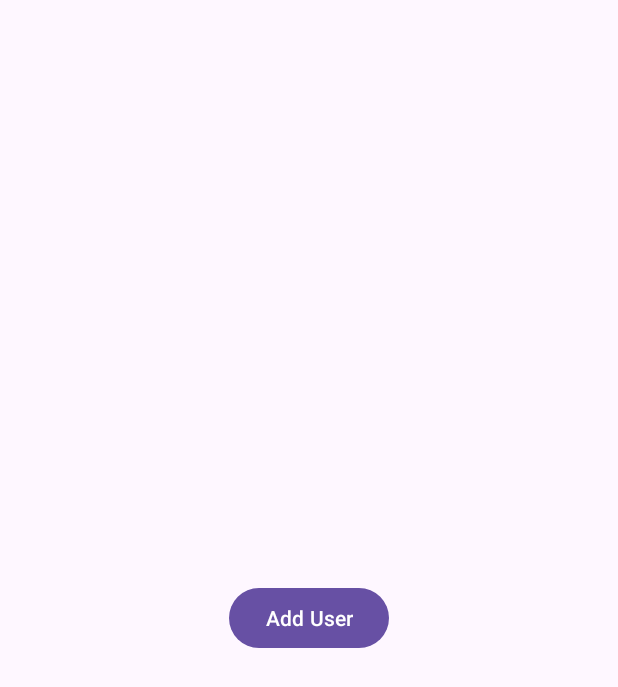
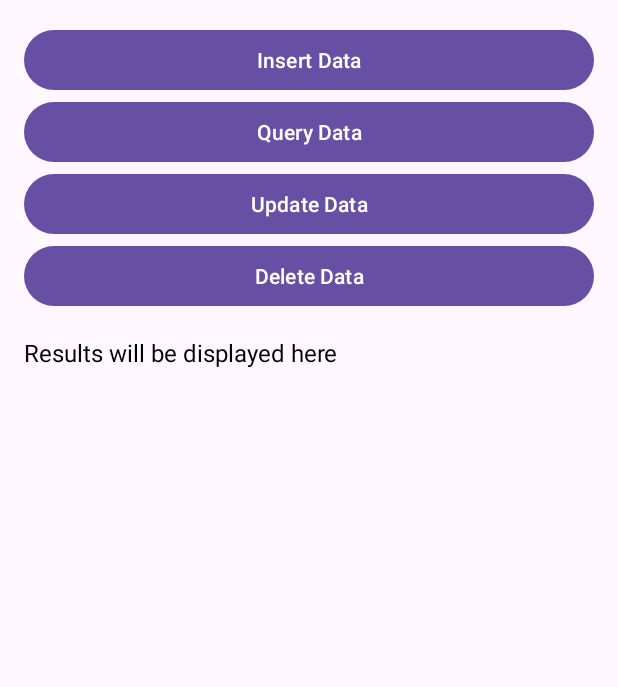
Before and after one commit to DKflash/LibraryCreation, an Android app: the screen it shows after launch (MainActivity), on a phone screen of 412 x 824 dp. Shown: the top 687 px of the screen. Run offline under Robolectric (Android 15) with nearby library versions, the phone set to English and light mode, and no system bars; our stand-ins replace Room's generated code.

```diff
--- a/RoomLibrary/src/main/java/dev/adamag/roomlibrary/BaseEntity.java
+++ /dev/null
@@ -1,5 +0,0 @@
-package dev.adamag.roomlibrary;
-
-public interface BaseEntity {
-    int getId();
-}
--- a/RoomLibrary/src/main/java/dev/adamag/roomlibrary/BaseDao.java
+++ b/RoomLibrary/src/main/java/dev/adamag/roomlibrary/DaoInterface.java
@@ -1,18 +1,16 @@
 package dev.adamag.roomlibrary;
 
-import androidx.room.Dao;
+import androidx.lifecycle.LiveData;
 import androidx.room.Delete;
 import androidx.room.Insert;
-import androidx.room.Query;
 import androidx.room.Update;
 
 import java.util.List;
 
+public interface DaoInterface<T> {
 
-@Dao
-public interface BaseDao<T extends BaseEntity> {
     @Insert
-    void insert(T entity);
+    long insert(T entity);
 
     @Update
     void update(T entity);
@@ -20,5 +18,5 @@ public interface BaseDao<T extends BaseEntity> {
     @Delete
     void delete(T entity);
 
-
+    LiveData<List<T>> getAll();
 }
--- /dev/null
+++ b/RoomLibrary/src/main/java/dev/adamag/roomlibrary/RoomHelper.java
@@ -0,0 +1,63 @@
+package dev.adamag.roomlibrary;
+
+import android.content.Context;
+
+import androidx.room.Room;
+import androidx.room.RoomDatabase;
+
+public class RoomHelper {
+
+    private static RoomHelper instance;
+    private RoomDatabase database;
+
+    private RoomHelper() {
+        // Private constructor to enforce Singleton pattern
+    }
+
+    public static synchronized RoomHelper getInstance() {
+        if (instance == null) {
+            instance = new RoomHelper();
+        }
+        return instance;
+    }
+
+    /**
+     * Initializes the Room database.
+     *
+     * @param context The application context.
+     * @param dbClass The RoomDatabase class.
+     * @param dbName  The name of the database.
+     * @param <T>     The type of the RoomDatabase.
+     */
+    public <T extends RoomDatabase> void initDatabase(Context context, Class<T> dbClass, String dbName) {
+        if (database == null) {
+            database = Room.databaseBuilder(context.getApplicationContext(), dbClass, dbName)
+                    .fallbackToDestructiveMigration() // Handle migrations (use with caution)
+                    .build();
+        }
+    }
+
+    /**
+     * Gets the initialized Room database.
+     *
+     * @param <T> The type of the RoomDatabase.
+     * @return The RoomDatabase instance.
+     */
+    @SuppressWarnings("unchecked")
+    public <T extends RoomDatabase> T getDatabase() {
+        if (database == null) {
+            throw new IllegalStateException("Database is not initialized. Call initDatabase() first.");
+        }
+        return (T) database;
+    }
+
+    /**
+     * Closes the database connection.
+     */
+    public void closeDatabase() {
+        if (database != null && database.isOpen()) {
+            database.close();
+            database = null;
+        }
+    }
+}
--- a/app/build.gradle
+++ b/app/build.gradle
@@ -39,6 +39,9 @@ dependencies {
     androidTestImplementation libs.espresso.core
 
     implementation project(":RoomLibrary")
+    implementation 'androidx.room:room-runtime:2.5.2' // Use the latest version available
+    annotationProcessor 'androidx.room:room-compiler:2.5.2' // For Java projects
+
 //    implementation "androidx.room:room-runtime:2.5.0"{
 //        exclude group: 'com.intellij', module: 'annotations'
 //    }
--- /dev/null
+++ b/app/src/main/java/dev/adamag/librarycreation/DemoDao.java
@@ -0,0 +1,17 @@
+package dev.adamag.librarycreation;
+
+
+import androidx.lifecycle.LiveData;
+import androidx.room.Dao;
+import androidx.room.Query;
+
+import dev.adamag.roomlibrary.DaoInterface;
+
+import java.util.List;
+
+@Dao
+public interface DemoDao extends DaoInterface<DemoEntity> {
+
+    @Query("SELECT * FROM demo_table")
+    LiveData<List<DemoEntity>> getAll();
+}
--- /dev/null
+++ b/app/src/main/java/dev/adamag/librarycreation/DemoDatabase.java
@@ -0,0 +1,10 @@
+package dev.adamag.librarycreation;
+
+import androidx.room.Database;
+import androidx.room.RoomDatabase;
+
+
+@Database(entities = {DemoEntity.class}, version = 1, exportSchema = false)
+public abstract class DemoDatabase extends RoomDatabase {
+    public abstract DemoDao demoDao();
+}
--- a/app/src/main/java/dev/adamag/librarycreation/MainActivity.java
+++ b/app/src/main/java/dev/adamag/librarycreation/MainActivity.java
@@ -2,41 +2,89 @@ package dev.adamag.librarycreation;
 
 import android.os.Bundle;
 import android.widget.Button;
-import android.widget.Toast;
+import android.widget.TextView;
 import androidx.appcompat.app.AppCompatActivity;
+import androidx.lifecycle.Observer;
+
+import dev.adamag.roomlibrary.EntityUtils;
+import dev.adamag.roomlibrary.QueryBuilder;
+import dev.adamag.roomlibrary.RoomHelper;
+
 import java.util.List;
-import java.util.concurrent.Executors;
-import dev.adamag.roomlibrary.GenericRepository;
-//import dev.adamag.roomlibrary.GenericRepository.Callback;
 
 public class MainActivity extends AppCompatActivity {
 
-    private GenericRepository<User> userRepository;
-    private UserDao userDao;
+    private DemoDao demoDao;
+    private TextView resultTextView;
+    private long lastInsertedId = -1; // Store the generated ID
+
 
     @Override
     protected void onCreate(Bundle savedInstanceState) {
         super.onCreate(savedInstanceState);
         setContentView(R.layout.activity_main);
 
-        // Initialize the UserDao and GenericRepository
-        userDao = new UserDaoImpl();
-        userRepository = new GenericRepository<>(userDao);
+        // Initialize the UI components
+        resultTextView = findViewById(R.id.resultTextView);
+        Button insertButton = findViewById(R.id.insertButton);
+        Button queryButton = findViewById(R.id.queryButton);
+        Button updateButton = findViewById(R.id.updateButton);
+        Button deleteButton = findViewById(R.id.deleteButton);
 
-        Button button = findViewById(R.id.button);
-        button.setOnClickListener(v -> {
-            User user = new User("Adam Agbaria", 22);
-            userRepository.insert(user, result -> {
-                runOnUiThread(() -> Toast.makeText(this, "User added", Toast.LENGTH_SHORT).show());
-                Executors.newSingleThreadExecutor().execute(() -> {
-                    List<User> users = userDao.getAll();
-                    runOnUiThread(() -> {
-                        for (User u : users) {
-                            System.out.println("User: " + u.getName() + ", Age: " + u.getAge());
-                        }
-                    });
-                });
+        // Initialize the Room database using the library's RoomHelper
+        RoomHelper roomHelper = RoomHelper.getInstance();
+        roomHelper.initDatabase(this, DemoDatabase.class, "demo_db");
+        DemoDatabase demoDatabase = (DemoDatabase) roomHelper.getDatabase(); // Cast to DemoDatabase
+        demoDao = demoDatabase.demoDao();
+
+        // Insert sample data and get the generated ID
+        insertButton.setOnClickListener(v -> {
+            DemoEntity demoEntity = new DemoEntity("Adam Agbaria", 22);
+            lastInsertedId = EntityUtils.insertAndReturnId(demoDao, demoEntity);
+            showResult("Inserted: Adam Agbaria, Age: 22, ID: " + lastInsertedId);
+        });
+
+        // Query data using QueryBuilder from the library
+        queryButton.setOnClickListener(v -> {
+            QueryBuilder queryBuilder = new QueryBuilder("demo_table");
+            queryBuilder.where("age > ?", 18).orderBy("age", true);
+
+            // Execute the query using the DAO method
+            demoDao.getAll().observe(this, demoEntities -> {
+                StringBuilder result = new StringBuilder("Query Result:\n");
+                for (DemoEntity entity : demoEntities) {
+                    result.append(entity.getName()).append(", Age: ").append(entity.getAge()).append(", ID: ").append(entity.getId()).append("\n");
+                }
+                showResult(result.toString());
             });
         });
+
+        // Update data using EntityUtils from the library with the last inserted ID
+        updateButton.setOnClickListener(v -> {
+            if (lastInsertedId != -1) {
+                DemoEntity updatedEntity = new DemoEntity("Adam Agbaria", 24);
+                updatedEntity.setId((int) lastInsertedId); // Use the stored ID
+                EntityUtils.updateAsync(demoDao, updatedEntity);
+                showResult("Updated: Adam Agbaria, Age: 24, ID: " + lastInsertedId);
+            } else {
+                showResult("No entity to update. Please insert an entity first.");
+            }
+        });
+
+        // Delete data using EntityUtils from the library with the last inserted ID
+        deleteButton.setOnClickListener(v -> {
+            if (lastInsertedId != -1) {
+                DemoEntity deleteEntity = new DemoEntity("Adam Agbaria", 24);
+                deleteEntity.setId((int) lastInsertedId); // Use the stored ID
+                EntityUtils.deleteAsync(demoDao, deleteEntity);
+                showResult("Deleted: Adam Agbaria, Age: 24, ID: " + lastInsertedId);
+            } else {
+                showResult("No entity to delete. Please insert an entity first.");
+            }
+        });
+    }
+
+    private void showResult(String result) {
+        resultTextView.setText(result);
     }
 }
--- a/app/src/main/java/dev/adamag/librarycreation/UserDao.java
+++ /dev/null
@@ -1,8 +0,0 @@
-package dev.adamag.librarycreation;
-
-import java.util.List;
-import dev.adamag.roomlibrary.BaseDao;
-
-public interface UserDao extends BaseDao<User> {
-    List<User> getAll();
-}
--- a/app/src/main/res/layout/activity_main.xml
+++ b/app/src/main/res/layout/activity_main.xml
@@ -1,14 +1,41 @@
 <?xml version="1.0" encoding="utf-8"?>
-<RelativeLayout xmlns:android="http://schemas.android.com/apk/res/android"
-    xmlns:tools="http://schemas.android.com/tools"
+<LinearLayout xmlns:android="http://schemas.android.com/apk/res/android"
     android:layout_width="match_parent"
     android:layout_height="match_parent"
-    tools:context=".MainActivity">
+    android:orientation="vertical"
+    android:padding="16dp">
 
     <Button
-        android:id="@+id/button"
-        android:layout_width="wrap_content"
+        android:id="@+id/insertButton"
+        android:layout_width="match_parent"
         android:layout_height="wrap_content"
-        android:text="Add User"
-        android:layout_centerInParent="true"/>
-</RelativeLayout>
+        android:text="Insert Data" />
+
+    <Button
+        android:id="@+id/queryButton"
+        android:layout_width="match_parent"
+        android:layout_height="wrap_content"
+        android:text="Query Data" />
+
+    <Button
+        android:id="@+id/updateButton"
+        android:layout_width="match_parent"
+        android:layout_height="wrap_content"
+        android:text="Update Data" />
+
+    <Button
+        android:id="@+id/deleteButton"
+        android:layout_width="match_parent"
+        android:layout_height="wrap_content"
+        android:text="Delete Data" />
+
+    <TextView
+        android:id="@+id/resultTextView"
+        android:layout_width="match_parent"
+        android:layout_height="wrap_content"
+        android:text="Results will be displayed here"
+        android:paddingTop="16dp"
+        android:textSize="16sp"
+        android:textColor="@android:color/black" />
+
+</LinearLayout>
```
Also changed, not shown: RoomLibrary/src/main/java/dev/adamag/roomlibrary/AppDatabase.java (deleted, +0 -24 lines), RoomLibrary/src/main/java/dev/adamag/roomlibrary/EntityUtils.java (added, +67 -0 lines), RoomLibrary/src/main/java/dev/adamag/roomlibrary/GenericRepository.java (deleted, +0 -45 lines), RoomLibrary/src/main/java/dev/adamag/roomlibrary/QueryBuilder.java (added, +35 -0 lines), app/src/main/java/dev/adamag/librarycreation/DemoEntity.java (renamed from app/src/main/java/dev/adamag/librarycreation/User.java, +9 -4 lines), app/src/main/java/dev/adamag/librarycreation/UserDaoImpl.java (deleted, +0 -33 lines).
